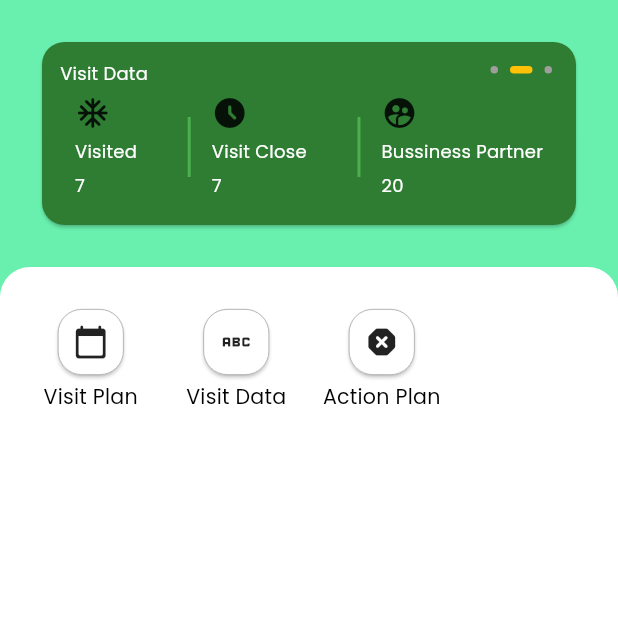
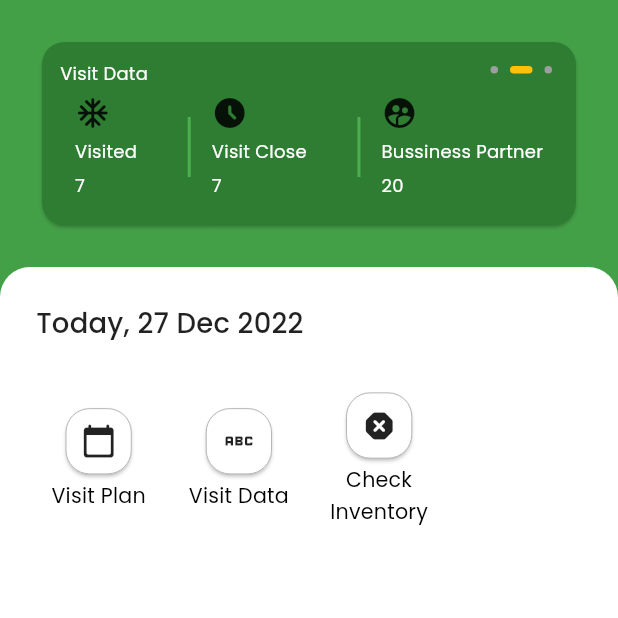
Before and after one commit to wibichamim/flutter-playground, a Flutter app: the screen it shows after launch, on a phone screen of 412 x 824 dp, the top half of it. Run offline on Flutter 3.47's test engine with Material 2 defaults, Android fonts, the phone set to English and light mode, and no system bars; drawn by our look-alikes of smooth_page_indicator; our stand-ins replace dio, equatable, event_bus, flutter_bloc, flutter_image_compress, flutter_local_notifications and 13 more; missing offline and left inert: dio_logging_interceptor; generated files the repository leaves out were written again.

Commit message:
feat: add date now

```diff
--- a/lib/ui/home/home_screen.dart
+++ b/lib/ui/home/home_screen.dart
@@ -1,8 +1,11 @@
+import 'dart:async';
+
 import 'package:flutter/material.dart';
 import 'package:flutter_playground/core/data/model/menu.dart';
 import 'package:flutter_playground/ui/home/widget/menu_item.dart';
 import 'package:flutter_playground/ui/home/widget/stat_card.dart';
 import 'package:flutter_playground/ui/home/widget/target_card.dart';
+import 'package:intl/intl.dart';
 import 'package:smooth_page_indicator/smooth_page_indicator.dart';
 import 'package:flutter_playground/utils.dart';
 
@@ -18,6 +21,10 @@ class _MyHomePageState extends State<MyHomePage> {
     initialPage: 1,
   );
 
+  String get formattedCurentDate {
+    return DateFormat('d MMM y').format(DateTime.now());
+  }
+
   final List<HomePageMenu> menuList = [
     HomePageMenu(
       icon: Icons.calendar_today_rounded,
@@ -31,7 +38,7 @@ class _MyHomePageState extends State<MyHomePage> {
     ),
     HomePageMenu(
       icon: Icons.dangerous_rounded,
-      label: 'Action Plan',
+      label: 'Check Inventory',
       page: 'VisitPlan',
     ),
   ];
@@ -104,14 +111,31 @@ class _MyHomePageState extends State<MyHomePage> {
             ),
             color: Colors.white,
           ),
-          padding: const EdgeInsets.all(12),
+          padding: const EdgeInsets.all(24),
+          child: Column(
+            crossAxisAlignment: CrossAxisAlignment.start,
+            children: [
+              Text(
+                'Today, $formattedCurentDate',
+                style: Theme.of(context).textTheme.headline6,
+              ),
+              const SizedBox(
+                height: 20.0,
+              ),
+              Expanded(
                 child: GridView.builder(
                   physics: const BouncingScrollPhysics(),
                   itemCount: menuList.length,
                   gridDelegate: const SliverGridDelegateWithFixedCrossAxisCount(
-                crossAxisCount: 4),
+                    crossAxisCount: 4,
+                    childAspectRatio: 3 / 4,
+                    crossAxisSpacing: 10,
+                  ),
                   itemBuilder: (context, index) =>
                       MenuWidget(menuItem: menuList[index]),
+                ),
+              ),
+            ],
           )),
     );
   }
@@ -123,7 +147,7 @@ class _MyHomePageState extends State<MyHomePage> {
       child: SafeArea(
         child: Scaffold(
           body: Container(
-            color: Colors.greenAccent,
+            color: Colors.green[600],
             child: CustomScrollView(
               slivers: [
                 SliverPadding(
--- a/pubspec.yaml
+++ b/pubspec.yaml
@@ -41,6 +41,7 @@ dependencies:
   copy_with_extension: ^4.0.0
   percent_indicator: ^4.2.2
   smooth_page_indicator: ^1.0.0+2
+  intl: ^0.17.0
 
 dev_dependencies:
   flutter_test:
```
Also changed, not shown: pubspec.lock. Lines whose indentation alone changed are shown as unchanged.
